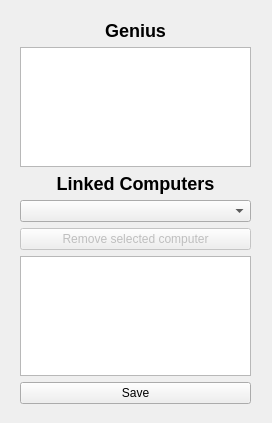
The window that editrelation.ui (danielm15/VLN1-2016-Hopur_16) describes before a commit, drawn with Qt 5.
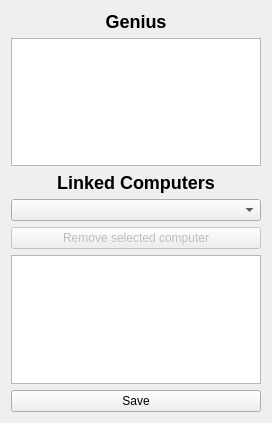
The same window after the commit.

Commit message: Added disabled edit button when child is selected in relation tree

What changed in the file:
```diff
--- a/editrelation.ui
+++ b/editrelation.ui
@@ -13,15 +13,8 @@
   <property name="windowTitle">
    <string>Edit</string>
   </property>
-  <widget class="QWidget" name="">
-   <property name="geometry">
-    <rect>
-     <x>20</x>
-     <y>20</y>
-     <width>231</width>
-     <height>384</height>
-    </rect>
-   </property>
+  <layout class="QVBoxLayout" name="verticalLayout_4">
+   <item>
    <layout class="QVBoxLayout" name="verticalLayout_3">
     <item>
      <layout class="QVBoxLayout" name="verticalLayout_2">
@@ -76,14 +69,8 @@
      </widget>
     </item>
    </layout>
-  </widget>
-  <zorder>selectedGeniusListWidget</zorder>
-  <zorder>linkedComputersListWidget</zorder>
-  <zorder>pushButtonSaveRelation</zorder>
-  <zorder>label</zorder>
-  <zorder>label_2</zorder>
-  <zorder>allComputersComboBox</zorder>
-  <zorder>linkedComputersListWidget</zorder>
+   </item>
+  </layout>
  </widget>
  <resources/>
  <connections/>
```
Lines whose indentation alone changed are shown as unchanged. The commit also changes 3 other files.
